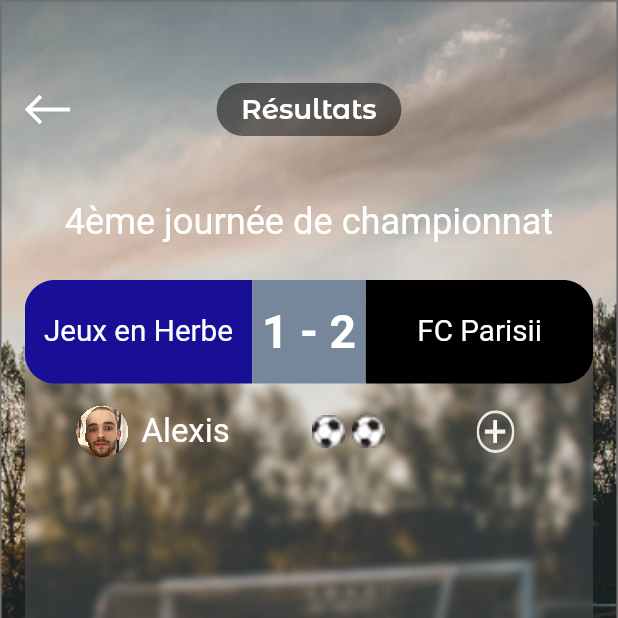
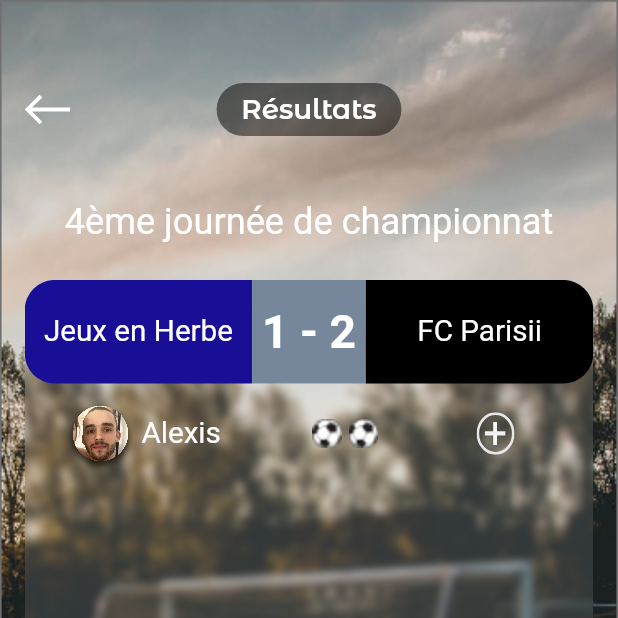
Before and after one commit to apoichet/flutter_my_team, a Flutter app: the ResultMatchCard screen opened directly with empty values, after a tap on an icon or button, on a phone screen of 412 x 824 dp, the top half of it. Run offline on Flutter 3.47's test engine with Material 2 defaults, Android fonts, the phone set to English and light mode, and no system bars; drawn by our look-alikes of auto_size_text; our stand-ins replace flutter_svg; Roboto replaces fonts that are missing (Arial); statements that could not run were skipped; project files that could hold a hidden picture were left out.

Commit message:
improve result match card

```diff
--- a/lib/views/results/matchs/result_match.dart
+++ b/lib/views/results/matchs/result_match.dart
@@ -38,6 +38,12 @@ class _ResultMatchState extends State<ResultMatch> {
         .difference(_futureGames.toSet())
         .toList().reversed.toList();
     super.initState();
+  }
+
+  @override
+  void dispose() {
+    _controller.dispose();
+    super.dispose();
   }
 
   @override
--- a/lib/views/results/matchs/result_match_details_card.dart
+++ b/lib/views/results/matchs/result_match_details_card.dart
@@ -153,6 +153,7 @@ class _ResultMatchDetailsCardState extends State<ResultMatchDetailsCard> {
 
   _buildPlayerListView() {
     return ListView.builder(
+      physics: ClampingScrollPhysics(),
       padding: EdgeInsets.only(
         top: getResponsiveHeight(7.0),
         left: getResponsiveWidth(3.0),
--- a/lib/views/results/matchs/result_match_player_details.dart
+++ b/lib/views/results/matchs/result_match_player_details.dart
@@ -1,6 +1,7 @@
 import 'package:flutter/material.dart';
 import 'package:flutter/widgets.dart';
 import 'package:flutter_svg/svg.dart';
+import 'package:my_team/components/player_avatar.dart';
 import 'package:my_team/domain/game_composition_player.dart';
 import 'package:my_team/domain/player.dart';
 import 'package:my_team/services/data_service.dart';
@@ -47,14 +48,16 @@ class _ResultMatchPlayerDetailsState extends State<ResultMatchPlayerDetails> {
             Expanded(
               flex: 2,
               child: Container(
+                height: getResponsiveHeight(30.0),
                 padding: EdgeInsets.symmetric(
                     horizontal: getResponsiveWidth(8.0)
                 ),
                 alignment: Alignment.centerRight,
-                child: Image.asset(
-                  "assets/img/player/" + _player.avatar + ".png",
-                  height: getResponsiveHeight(28.0),
-                  filterQuality: FilterQuality.high,
+                child: PlayerAvatar(
+                  player:  _player,
+                  blurRadius: 3.0,
+                  yBlur: 3.0,
+                  shadowColor: Color.fromRGBO(0, 0, 0, 0.7),
                 ),
               ),
             ),
@@ -65,7 +68,7 @@ class _ResultMatchPlayerDetailsState extends State<ResultMatchPlayerDetails> {
                   child: buildWidgetText(
                       text: _player.firstName,
                       family: FontFamily.ARIAL,
-                      fontSize: getResponsiveWidth(20.0)
+                      fontSize: getResponsiveWidth(18.0)
                   ),
                 )
             ),
@@ -143,7 +146,7 @@ class _ResultMatchPlayerDetailsState extends State<ResultMatchPlayerDetails> {
       ),
       child: Image.asset(
           "assets/img/ball.png",
-          width: getResponsiveWidth(20.0),
+          width: getResponsiveWidth(18.0),
           filterQuality: FilterQuality.high,
           fit: BoxFit.fill
       ),
```
Also changed, not shown: lib/views/results/matchs/result_match_item.dart (+6 -6 lines).
